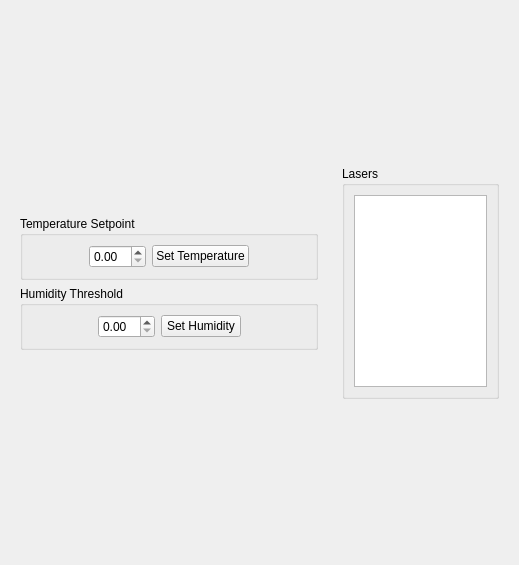
Qt form tempcontroller.ui (camerongivler/TempController) before a commit.
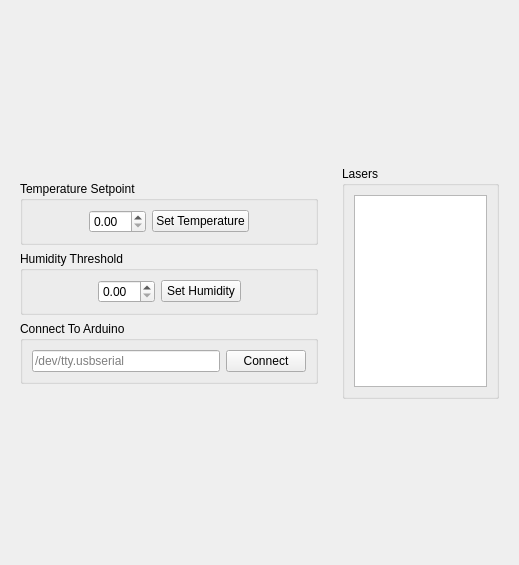
The same form after that commit.

Commit message: Added Serial code to python and added arduino class

Patch:
```diff
--- a/tempcontroller.ui
+++ b/tempcontroller.ui
@@ -126,6 +126,29 @@
         </layout>
        </widget>
       </item>
+      <item>
+       <widget class="QGroupBox" name="groupBox_4">
+        <property name="title">
+         <string>Connect To Arduino</string>
+        </property>
+        <layout class="QHBoxLayout" name="horizontalLayout_4">
+         <item>
+          <widget class="QLineEdit" name="ConnectField">
+           <property name="placeholderText">
+            <string>/dev/tty.usbserial</string>
+           </property>
+          </widget>
+         </item>
+         <item>
+          <widget class="QPushButton" name="pushButton">
+           <property name="text">
+            <string>Connect</string>
+           </property>
+          </widget>
+         </item>
+        </layout>
+       </widget>
+      </item>
       <item>
        <spacer name="verticalSpacer_3">
         <property name="orientation">
```
The commit also changes 1 other file.
